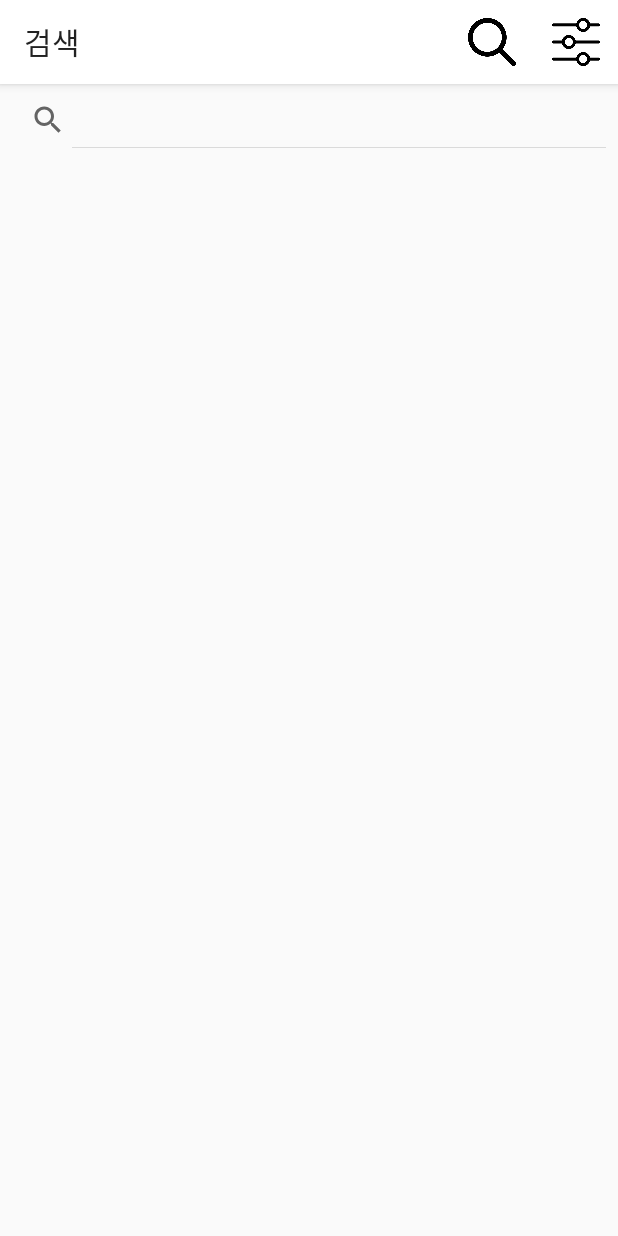
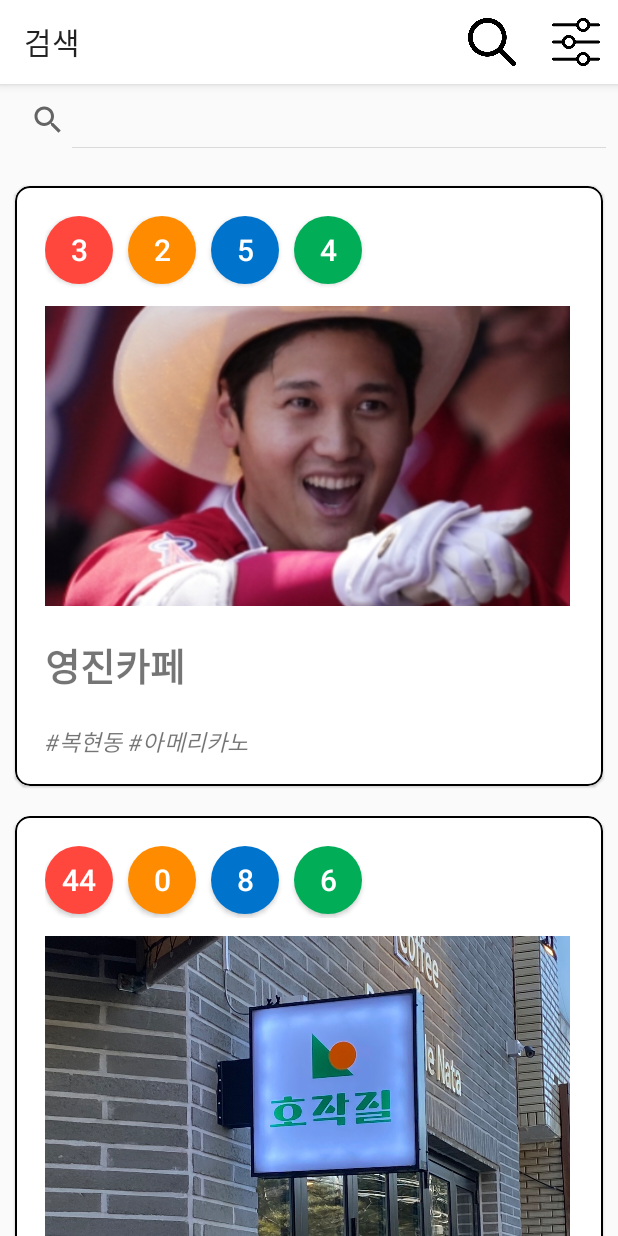
Before and after one commit to sgtlee99/CAFEIN_APP, an Android app: the SearchActivity screen opened directly, with no data from a screen before it, on a phone screen of 412 x 824 dp. Run offline under Robolectric (Android 15) with nearby library versions, the light colour scheme and no system bars; our stand-ins replace Room's generated code.

Commit message:
검색 기능 추가 이벤트 리스너는 구현 X

```diff
--- a/app/src/main/java/Adapters/CardViewAdapter.kt
+++ b/app/src/main/java/Adapters/CardViewAdapter.kt
@@ -55,6 +55,7 @@ class CardViewAdapter(val itemList: ArrayList<CardView_Info>): RecyclerView.Adap
     //리스너 인터페이스
     interface OnItemClickListener {
         fun onClick(v: View, position: Int)
+
     }
 
     //외부에서 클릭시 이벤트 설정
--- a/app/src/main/java/Adapters/SearchAdapter.kt
+++ b/app/src/main/java/Adapters/SearchAdapter.kt
@@ -17,102 +17,94 @@ import com.example.myapplication1.CardViewAdapter
 import com.example.myapplication1.CardViewAdapter2
 import com.example.myapplication1.CardView_Info
 
-class SearchAdapter(private val itemList: ArrayList<CardView_Info>) : RecyclerView.Adapter<SearchAdapter.ViewHolder>(),
+class SearchAdapter(val itemList: ArrayList<CardView_Info>, var con : Context ): RecyclerView.Adapter<SearchAdapter.ViewHolder>(),
     Filterable {
 
-
-    var TAG = "SearchAdapter"
-
-//    var filteredPersons = ArrayList<CardView_Info>()
-    var filteredTexts = ArrayList<CardView_Info>()
-
+    var TAG = "CardViewFilterAdapter"
+    var filteredCards = ArrayList<CardView_Info>()
     var itemFilter = ItemFilter()
 
+    //아이템 레이아웃과 결합
+    override fun onCreateViewHolder(parent: ViewGroup, viewType: Int): SearchAdapter.ViewHolder {
+        val con = parent.context
+        val inflater = con.getSystemService(Context.LAYOUT_INFLATER_SERVICE) as LayoutInflater
+        val view = inflater.inflate(R.layout.board_card_view,parent,false)
 
-    // 아이템 레이아웃과 결합
-    override fun onCreateViewHolder(parent: ViewGroup, viewType: Int): SearchAdapter.ViewHolder {
-        val view = LayoutInflater.from(parent.context).inflate(R.layout.board_card_view, parent, false)
         return ViewHolder(view)
     }
-    // 리스트 내 아이템 개수
     override fun getItemCount(): Int {
-        return itemList.size
+        return filteredCards.size
     }
-    // View에 내용 입력
     override fun onBindViewHolder(holder: SearchAdapter.ViewHolder, position: Int) {
+        val cardview_info : CardView_Info = filteredCards[position]
+        ////제목, 태그, 이미지, 그룹1추천, 그룹2추천, 그룹3추천, 그룹4추천
+        holder.cardview_title.text = cardview_info.title
+        holder.cardview_tag.text = cardview_info.tag
+        holder.cardview_cafe_img.setImageResource(cardview_info.image)
+        holder.cardview_group1_button.text = cardview_info.g1.toString()
+        holder.cardview_group2_button.text = cardview_info.g2.toString()
+        holder.cardview_group3_button.text = cardview_info.g3.toString()
+        holder.cardview_group4_button.text = cardview_info.g4.toString()
 
-        val cardinfo: CardView_Info = filteredTexts[position]
 
-        holder.Title.text = itemList[position].title
-        holder.Tag.text = itemList[position].tag
-        holder.Image.setImageResource(itemList[position].image)
-        holder.G1.text = itemList[position].g1.toString()
-        holder.G2.text = itemList[position].g2.toString()
-        holder.G3.text = itemList[position].g3.toString()
-        holder.G4.text = itemList[position].g4.toString()
+//        holder.Image.setImageResource(itemList[position].image)
 
-        // 리스트 내 항목 클릭 시 onClick() 호출
-        holder.itemView.setOnClickListener {
-            itemClickListener.onClick(it, position)
-        }
     }
 
-    // (4) 레이아웃 내 View 연결
-    class ViewHolder(itemView: View): RecyclerView.ViewHolder(itemView) {
+    inner class ViewHolder(itemView : View) : RecyclerView.ViewHolder(itemView) {
+        var cardview_title : TextView
+        var cardview_tag : TextView
+        var cardview_cafe_img : ImageView
+        var cardview_group1_button : AppCompatButton
+        var cardview_group2_button : AppCompatButton
+        var cardview_group3_button : AppCompatButton
+        var cardview_group4_button : AppCompatButton
 
-        val Title : TextView = itemView.findViewById(R.id.cardview_title)
-        val Tag : TextView= itemView.findViewById(R.id.cardview_tag)
-        val Image : ImageView = itemView.findViewById(R.id.cardview_cafe_img)
-        val G1 : AppCompatButton= itemView.findViewById(R.id.cardview_group1_button)
-        val G2 : AppCompatButton= itemView.findViewById(R.id.cardview_group2_button)
-        val G3 : AppCompatButton= itemView.findViewById(R.id.cardview_group3_button)
-        val G4 : AppCompatButton= itemView.findViewById(R.id.cardview_group4_button)
+        init {
+            cardview_title = itemView.findViewById(R.id.cardview_title)
+            cardview_tag = itemView.findViewById(R.id.cardview_tag)
+            cardview_cafe_img = itemView.findViewById(R.id.cardview_cafe_img)
+            cardview_group1_button = itemView.findViewById(R.id.cardview_group1_button)
+            cardview_group2_button = itemView.findViewById(R.id.cardview_group2_button)
+            cardview_group3_button = itemView.findViewById(R.id.cardview_group3_button)
+            cardview_group4_button = itemView.findViewById(R.id.cardview_group4_button)
+
+            //여기 이벤트 리스너 넣을 수 있음
+        }
 
     }
-    //리스너 인터페이스
-    interface OnItemClickListener {
-        fun onClick(v: View, position: Int)
+
+    init {
+        filteredCards.addAll(itemList)
     }
 
-    //외부에서 클릭시 이벤트 설정
-    fun setItemClickListener(onItemClickListener: CardViewAdapter.OnItemClickListener) {
-        this.itemClickListener = onItemClickListener
-    }
-    // setItemClickListener로 설정한 함수 실행
-    private lateinit var itemClickListener: CardViewAdapter.OnItemClickListener
-
-
-    //-- filter
     override fun getFilter(): Filter {
         return itemFilter
     }
 
     inner class ItemFilter : Filter() {
-        override fun performFiltering(charSequence: CharSequence): FilterResults {
+        override fun performFiltering(charSequence : CharSequence): FilterResults {
             val filterString = charSequence.toString()
             val results = FilterResults()
+
             Log.d(TAG, "charSequence : $charSequence")
-
-            //검색이 필요없을 경우를 위해 원본 배열을 복제
-            val filteredList: ArrayList<CardView_Info> = ArrayList<CardView_Info>()
-            //공백제외 아무런 값이 없을 경우 -> 원본 배열
+            //검색이 필요 없을 경우를 위해 원본 배열을 복제
+            val filteredList : ArrayList<CardView_Info> = ArrayList<CardView_Info>()
+            //공백제외 아무런 값이 없을 경우 -> 원본배열
             if (filterString.trim { it <= ' ' }.isEmpty()) {
                 results.values = itemList
                 results.count = itemList.size
 
                 return results
-                //공백제외 2글자 이인 경우 -> 이름으로만 검색
-            } else if (filterString.trim { it <= ' ' }.length <= 2) {
-                for (cardinfo in itemList) {
-                    if (cardinfo.title.contains(filterString)) {
-                        filteredList.add(cardinfo)
-                    }
+                //공백제외 2글자인 경우 -> 타이틀로만 검색
+            } else if (filterString.trim{it <= ' '}.length <= 2) {
+                for (cardview_info in itemList) {
+                    filteredList.add(cardview_info)
                 }
-                //그 외의 경우(공백제외 2글자 초과) -> 이름/전화번호로 검색
-            } else {
-                for (cardinfo in itemList) {
-                    if (cardinfo.title.contains(filterString) || cardinfo.tag.contains(filterString)) {
-                        filteredList.add(cardinfo)
+            } else {             //그 외의 경우 (공백제외 2글자 초과) -> 타이틀/전번
+                for (cardview_info in itemList) {
+                    if (cardview_info.title.contains(filterString) || cardview_info.tag.contains(filterString)) {
+                        filteredList.add(cardview_info)
                     }
                 }
             }
@@ -122,25 +114,10 @@ class SearchAdapter(private val itemList: ArrayList<CardView_Info>) : RecyclerVi
             return results
         }
 
-//        fun setAdapter(){
-//            //리사이클러뷰에 리사이클러뷰 어댑터 부착
-//            rv_phone_book.layoutManager = LinearLayoutManager(this)
-//            phoneBookListAdapter = PhoneBookListAdapter(persons, this)
-//            rv_phone_book.adapter = phoneBookListAdapter
-//        }
-
-        @SuppressLint("NotifyDataSetChanged")
-        override fun publishResults(charSequence: CharSequence?, filterResults: FilterResults) {
-            filteredTexts.clear()
-            filteredTexts.addAll(filterResults.values as ArrayList<CardView_Info>)
+        override fun publishResults(charSequence : CharSequence?, filterResults : FilterResults) {
+            filteredCards.clear()
+            filteredCards.addAll(filterResults.values as ArrayList<CardView_Info>)
             notifyDataSetChanged()
         }
     }
-
-
 }
-//
-//class SearchAdapter(var persons: ArrayList<CardView_Info>, var con: Context) :
-//    RecyclerView.Adapter<SearchAdapter.ViewHolder>(), Filterable {
-//
-//}
--- a/app/src/main/java/com/example/cafein_app/HomeFragment.kt
+++ b/app/src/main/java/com/example/cafein_app/HomeFragment.kt
@@ -103,6 +103,8 @@ class HomeFragment : Fragment(R.layout.fragment_home) {
                     startActivity(intent)
                 }
             })
+
+            ///
         }
 
 //        // 아이템 추가
--- a/app/src/main/java/com/example/cafein_app/SearchActivity.kt
+++ b/app/src/main/java/com/example/cafein_app/SearchActivity.kt
@@ -13,14 +13,19 @@ import com.example.myapplication1.CardView_Info
 import java.util.Locale.filter
 import android.widget.Filter.FilterResults
 import androidx.recyclerview.widget.LinearLayoutManager
+import com.example.cafein_app.databinding.ActivitySearchBinding
+import com.example.myapplication1.CardViewAdapter
+import com.example.myapplication1.CardViewAdapter2
 
 
 class SearchActivity : AppCompatActivity() {
+
     val TAG = "SearchActivity"
-    lateinit var search_rv : RecyclerView
-    lateinit var search_connect : SearchAdapter
-    lateinit var searchList : ArrayList<CardView_Info>
-    lateinit var search_view_phone_book : SearchView
+    lateinit var searchpage_recyclerview : RecyclerView
+    lateinit var searchpage_searchview : SearchView
+
+    lateinit var searchAdapter: SearchAdapter
+    lateinit var itemList : ArrayList<CardView_Info>
 
     override fun onCreate(savedInstanceState: Bundle?) {
         super.onCreate(savedInstanceState)
@@ -28,45 +33,33 @@ class SearchActivity : AppCompatActivity() {
 
         Appbar_Setting()    //앱바 타이틀 수정 (기능 추가 가능)
 
-//        search_rv = findViewById(R.id.searchpage_recyclerview)
-//        search_view_phone_book = findViewById(R.id.search_view_phone_book)
-//
-//        search_view_phone_book.setOnQueryTextListener(searchViewTextListener)
-//
-//        searchList = tempSearchList()
-//        setAdapter()
+        searchpage_recyclerview = findViewById(R.id.searchpage_recyclerview)
+        searchpage_searchview = findViewById(R.id.searchpage_searchview)
+//        searchpage_searchview = findViewById(R.id.searchview_toolbtn)
 
+        searchpage_searchview.setOnQueryTextListener(searchViewTextListener)
+
+        itemList = tempCards()
+        setAdapter()
     }
-//    fun tempSearchList(): ArrayList<CardView_Info> {
-//        var temp_searchlists = ArrayList<CardView_Info>()
-//        temp_searchlists.add(CardView_Info("영진카페", "#복현동 #아메리카노", R.drawable.cafe_front, 3, 2, 5, 4))
-//        temp_searchlists.add(CardView_Info("로켓", "#태그1 #태그2", R.drawable.nasa1, 44, 0, 8, 6))
-//        temp_searchlists.add(CardView_Info("자동차", "#무슨사진 #이더라", R.drawable.beatle1, 50, 5, 5, 12))
-//        temp_searchlists.add(CardView_Info("카페테스트2", "#tag1 #tag2", R.drawable.cafe_front3, 78, 9, 5, 99))
-//        return temp_searchlists
-//    }
-//    //SearchView 텍스트 입력시 이벤트
-//    var searchViewTextListener: SearchView.OnQueryTextListener =
-//        object : SearchView.OnQueryTextListener {
-//            //검색버튼 입력시 호출, 검색버튼이 없으므로 사용하지 않음
-//            override fun onQueryTextSubmit(s: String): Boolean {
-//                return false
-//            }
-//
-//            //텍스트 입력/수정시에 호출
-//            override fun onQueryTextChange(s: String): Boolean {
-////                SearchAdapter.filter.filter(s)
-//                search_connect.filter.filter(s)
-//                Log.d(TAG, "SearchVies Text is changed : $s")
-//                return false
-//            }
-//        }
-//    fun setAdapter(){
-//        //리사이클러뷰에 리사이클러뷰 어댑터 부착
-//        search_rv.layoutManager = LinearLayoutManager(this)
-//        search_connect = SearchAdapter(searchList)
-//            search_rv.adapter = search_connect
-//    }
+
+    var searchViewTextListener: SearchView.OnQueryTextListener =
+        object : SearchView.OnQueryTextListener {
+            //검색버튼 입력시 호출, 검색버튼이 없으므로 사용하지 않음
+            override fun onQueryTextSubmit(s: String): Boolean {
+                return false
+            }
+
+            //텍스트 입력/수정시에 호출
+            override fun onQueryTextChange(s: String): Boolean {
+//                phoneBookListAdapter.filter.filter(s)
+//                CardViewAdapter.filter.filter(s)
+                searchAdapter.filter.filter(s)
+
+                Log.d(TAG, "SearchVies Text is changed : $s")
+                return false
+            }
+        }
 
     override fun onCreateOptionsMenu(menu: Menu?): Boolean {
 //        return super.onCreateOptionsMenu(menu)
@@ -80,6 +73,20 @@ class SearchActivity : AppCompatActivity() {
         search_actionbar.setTitle("검색")
     }
 
+    fun setAdapter() {
+        searchpage_recyclerview.layoutManager = LinearLayoutManager(this, LinearLayoutManager.VERTICAL, false)
+        searchAdapter = SearchAdapter(itemList, this)
+        searchpage_recyclerview.adapter = searchAdapter
+    }
+    fun tempCards() : ArrayList<CardView_Info> {
+        var tempCards = ArrayList<CardView_Info>()
+        tempCards.add(CardView_Info("영진카페", "#복현동 #아메리카노", R.drawable.friend, 3, 2, 5, 4))
+        tempCards.add(CardView_Info("로켓", "#태그1 #태그2", R.drawable.cafe_front, 44, 0, 8, 6))
+        tempCards.add(CardView_Info("자동차", "#무슨사진 #이더라", R.drawable.beatle1, 50, 5, 5, 12))
+        tempCards.add(CardView_Info("카페테스트2", "#tag1 #tag2", R.drawable.nasa1, 78, 9, 5, 99))
+        return tempCards
+    }
+
 
 
 }
--- a/app/src/main/res/layout/activity_search.xml
+++ b/app/src/main/res/layout/activity_search.xml
@@ -8,7 +8,7 @@
 		tools:context=".SearchActivity"
 		android:orientation="vertical">
 	<SearchView
-			android:id="@+id/search_view_phone_book"
+			android:id="@+id/searchpage_searchview"
 			android:layout_width="match_parent"
 			android:layout_height="wrap_content"
 			android:layout_marginBottom="10dp"
@@ -23,12 +23,4 @@
 			android:id="@+id/searchpage_recyclerview"
 			/>
 
-
-
-<!--	<androidx.recyclerview.widget.RecyclerView-->
-<!--			android:layout_weight="1"-->
-<!--			android:id="@+id/rv_phone_book"-->
-<!--			android:layout_width="match_parent"-->
-<!--			android:layout_height="0dp" />-->
-
 </LinearLayout>
--- a/app/src/main/res/menu/home_appbar.xml
+++ b/app/src/main/res/menu/home_appbar.xml
@@ -9,6 +9,4 @@
 			app:showAsAction="ifRoom"
 			android:title="검색"/>
 
-
-
 </menu>
```
